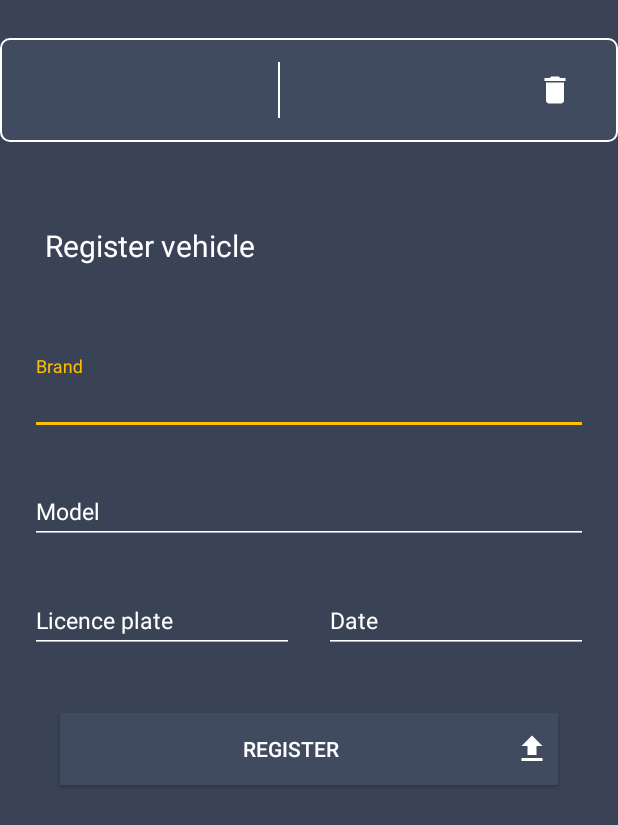
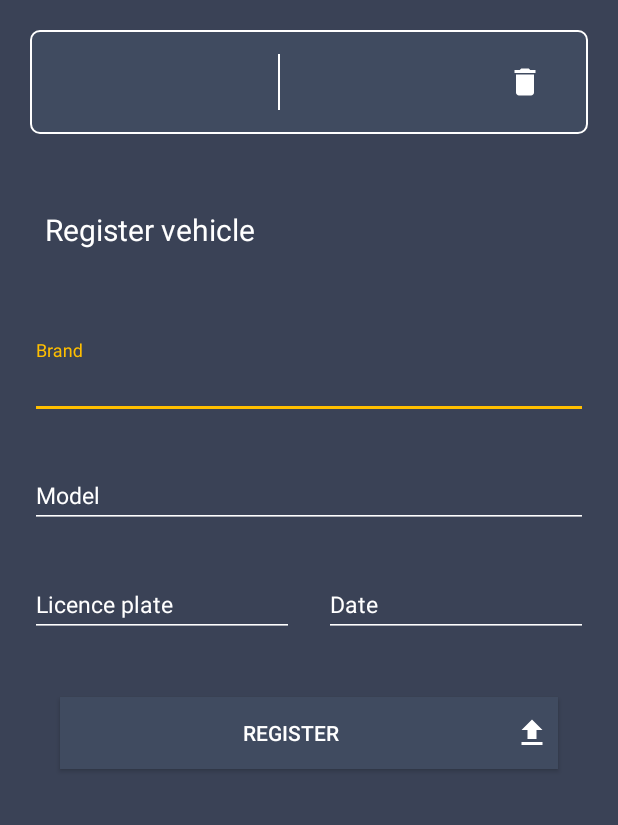
Before and after one commit to dmcesar/EMEL---Parking-Guide, an Android app: the layout fragment_vehicle_form_edit.xml on its own in the app's theme, with its tools: preview values and no code run, on a phone screen of 412 x 824 dp. Shown: the top 825 px of the screen. Run offline under Robolectric (Android 15) with nearby library versions, the phone set to English and light mode, and no system bars.

Commit message:
Landscape lists and screens. Testing filters UI

```diff
--- a/app/src/main/java/com/example/projetocm_g11/domain/data/Vehicle.kt
+++ b/app/src/main/java/com/example/projetocm_g11/domain/data/Vehicle.kt
@@ -7,7 +7,10 @@ import java.text.SimpleDateFormat
 import java.util.*
 
 @Parcelize
-class Vehicle(var brand: String, var model: String, var plate: String, private var plateDate: Date = Date()) : Parcelable{
+class Vehicle(var brand: String, var model: String, var plate: String, private var plateDate: Date = Date(), var parkID: String = "") : Parcelable{
+
+    /* var parkID stores ID of the park where the vehicle is parked at. (EXTRA)
+    * IF " " then vehicle is not at any park. */
 
     @IgnoredOnParcel
     val uuid = UUID.randomUUID().toString()
--- a/app/src/main/java/com/example/projetocm_g11/logic/ParkingLotsLogic.kt
+++ b/app/src/main/java/com/example/projetocm_g11/logic/ParkingLotsLogic.kt
@@ -36,7 +36,7 @@ class ParkingLotsLogic {
                 true,
                 1,
                 800,
-                700,
+                750,
                 Date(),
                 38.75463622,
                 -9.3414141,
--- a/app/src/main/java/com/example/projetocm_g11/view/ParkingLotInfoFragment.kt
+++ b/app/src/main/java/com/example/projetocm_g11/view/ParkingLotInfoFragment.kt
@@ -73,13 +73,11 @@ class ParkingLotInfoFragment : Fragment() {
             parkingLot.getCapacityPercent() == 100 -> {
 
                 (activity as Context).resources.getString(R.string.state_full)
-
             }
 
             parkingLot.getCapacityPercent() >= 90 -> {
 
                 (activity as Context).resources.getString(R.string.state_potentially_full)
-
             }
 
             else -> (activity as Context).resources.getString(R.string.state_free)
--- a/app/src/main/java/com/example/projetocm_g11/view/VehicleFormFragment.kt
+++ b/app/src/main/java/com/example/projetocm_g11/view/VehicleFormFragment.kt
@@ -158,7 +158,6 @@ class VehicleFormFragment : Fragment() {
         input_plate_date.addTextChangedListener(object : TextWatcher {
 
             var ignore = false
-            var previous = 0
 
             var appendDash = false
             var limitSize = false
--- /dev/null
+++ b/app/src/main/res/drawable/ic_filter.xml
@@ -0,0 +1,5 @@
+<vector android:height="24dp" android:tint="#FFFFFF"
+    android:viewportHeight="24.0" android:viewportWidth="24.0"
+    android:width="24dp" xmlns:android="http://schemas.android.com/apk/res/android">
+    <path android:fillColor="#FF000000" android:pathData="M3,17v2h6v-2L3,17zM3,5v2h10L13,5L3,5zM13,21v-2h8v-2h-8v-2h-2v6h2zM7,9v2L3,11v2h4v2h2L9,9L7,9zM21,13v-2L11,11v2h10zM15,9h2L17,7h4L21,5h-4L17,3h-2v6z"/>
+</vector>
--- a/app/src/main/res/layout-land/fragment_vehicle_form_edit.xml
+++ b/app/src/main/res/layout-land/fragment_vehicle_form_edit.xml
@@ -4,128 +4,134 @@
     android:orientation="vertical"
     android:layout_width="match_parent"
     android:layout_height="match_parent"
-    android:layout_marginTop="20dp" >
-
-    <include layout="@layout/vehicles_list_item" />
+    android:padding="20dp" >
 
     <LinearLayout
+        android:weightSum="2"
         android:layout_width="match_parent"
         android:layout_height="wrap_content"
-        android:weightSum="3">
-    <TextView
+        android:orientation="horizontal">
 
-        android:id="@+id/form_name"
-        android:layout_weight="2"
-        android:layout_width="0dp"
-        android:layout_height="wrap_content"
-        android:text="@string/register_vehicle"
-        style="@style/TextTitleBoldTheme"
-        android:gravity="start"/>
-
-        <Button
-            android:id="@+id/button_submit_form"
+        <TextView
+            android:id="@+id/form_name"
             android:layout_weight="1"
             android:layout_width="0dp"
             android:layout_height="wrap_content"
-            android:layout_margin="10dp"
-            android:text="@string/register"
-            style="@style/SubmitButtonTheme"/>
+            android:text="@string/update_vehicle"
+            style="@style/TextTitleBoldTheme"
+            />
+
+        <include
+            android:layout_weight="1"
+            android:layout_width="0dp"
+            android:layout_height="wrap_content"
+            layout="@layout/vehicles_list_item" />
 
     </LinearLayout>
 
     <LinearLayout
         android:layout_width="match_parent"
         android:layout_height="wrap_content"
+        android:layout_marginVertical="10dp"
         android:orientation="horizontal"
-        android:weightSum="2">
-        <!-- Brand label -->
+        android:weightSum="7">
+
         <com.google.android.material.textfield.TextInputLayout
-            android:layout_weight="1"
-            android:layout_width="match_parent"
+            android:layout_weight="4"
+            android:layout_width="0dp"
             android:layout_height="wrap_content"
-            android:layout_marginTop="10dp"
-            android:layout_marginBottom="10dp"
-            android:layout_marginHorizontal="10dp">
+            android:layout_marginEnd="20dp"
+            android:gravity="center_vertical" >
 
             <EditText
                 android:id="@+id/input_brand"
                 style="@style/EditTextTheme"
                 android:layout_width="match_parent"
-                android:layout_height="wrap_content"
+                android:layout_height="match_parent"
                 android:inputType="text"
                 android:hint="@string/enter_brand" />
 
         </com.google.android.material.textfield.TextInputLayout>
 
-        <!-- Brand label -->
         <com.google.android.material.textfield.TextInputLayout
-            android:layout_weight="1"
+            android:layout_weight="3"
+            android:layout_width="0dp"
+            android:layout_height="wrap_content"
+            android:layout_marginStart="20dp"
+            android:gravity="center_vertical">
+
+        <EditText
+            android:id="@+id/input_plate_date"
+            style="@style/EditTextTheme"
             android:layout_width="match_parent"
+            android:layout_height="match_parent"
+            android:inputType="date"
+            android:hint="@string/enter_plate_date" />
+
+    </com.google.android.material.textfield.TextInputLayout>
+
+    </LinearLayout>
+
+    <LinearLayout
+        android:layout_width="match_parent"
+        android:layout_height="wrap_content"
+        android:layout_marginVertical="10dp"
+        android:orientation="horizontal"
+        android:weightSum="7">
+
+        <com.google.android.material.textfield.TextInputLayout
+            android:layout_weight="4"
+            android:layout_width="0dp"
             android:layout_height="wrap_content"
-            android:layout_marginTop="10dp"
-            android:layout_marginBottom="10dp"
-            android:layout_marginHorizontal="10dp">
+            android:layout_marginEnd="40dp"
+            android:gravity="center_vertical" >
 
             <EditText
                 android:id="@+id/input_model"
                 style="@style/EditTextTheme"
                 android:layout_width="match_parent"
-                android:layout_height="wrap_content"
+                android:layout_height="match_parent"
                 android:inputType="text"
                 android:hint="@string/enter_model" />
 
         </com.google.android.material.textfield.TextInputLayout>
 
-
-
     </LinearLayout>
-
-
 
     <LinearLayout
         android:layout_width="match_parent"
         android:layout_height="wrap_content"
+        android:layout_marginVertical="10dp"
         android:orientation="horizontal"
-        android:weightSum="2"
-        android:layout_marginTop="10dp">
+        android:weightSum="7">
 
-        <!-- Licence plate label -->
         <com.google.android.material.textfield.TextInputLayout
-            android:layout_weight="1"
-            android:layout_width="match_parent"
+            android:layout_weight="4"
+            android:layout_width="0dp"
             android:layout_height="wrap_content"
-            android:layout_margin="10dp">
+            android:layout_marginEnd="20dp"
+            android:gravity="center_vertical" >
 
             <EditText
                 android:id="@+id/input_plate"
                 style="@style/EditTextTheme"
                 android:layout_width="match_parent"
-                android:layout_height="wrap_content"
+                android:layout_height="match_parent"
                 android:inputType="text"
-                android:layout_marginEnd="150dp"
                 android:hint="@string/enter_plate" />
 
         </com.google.android.material.textfield.TextInputLayout>
 
-        <!-- Date label -->
-        <com.google.android.material.textfield.TextInputLayout
-            android:layout_weight="1"
-            android:layout_width="match_parent"
+        <Button
+            android:id="@+id/button_submit_form"
+            android:layout_weight="3"
+            android:layout_width="0dp"
             android:layout_height="wrap_content"
-            android:layout_margin="10dp">
-
-            <EditText
-                android:id="@+id/input_plate_date"
-                style="@style/EditTextTheme"
-                android:layout_width="match_parent"
-                android:layout_height="wrap_content"
-                android:inputType="date"
-                android:layout_marginEnd="150dp"
-                android:hint="@string/enter_plate_date" />
-
-        </com.google.android.material.textfield.TextInputLayout>
+            android:layout_marginStart="20dp"
+            android:text="@string/update"
+            android:padding="10dp"
+            style="@style/SubmitButtonTheme" />
 
     </LinearLayout>
 
-
 </LinearLayout>
--- a/app/src/main/res/layout-land/vehicles_list_item.xml
+++ b/app/src/main/res/layout-land/vehicles_list_item.xml
@@ -35,7 +35,7 @@
         android:layout_height="match_parent"
         style="@style/VerticalLineSeparatorTheme"
         android:layout_marginVertical="6dp"
-        android:layout_marginEnd="20dp"/>
+        android:layout_marginHorizontal="10dp"/>
 
     <LinearLayout
         android:layout_weight="2"
--- a/app/src/main/res/layout/fragment_vehicle_form_edit.xml
+++ b/app/src/main/res/layout/fragment_vehicle_form_edit.xml
@@ -6,7 +6,11 @@
     android:layout_height="match_parent"
     android:layout_marginTop="20dp" >
 
-    <include layout="@layout/vehicles_list_item" />
+    <include
+        android:layout_width="match_parent"
+        android:layout_height="wrap_content"
+        android:layout_marginHorizontal="20dp"
+        layout="@layout/vehicles_list_item" />
 
     <include
         android:layout_marginTop="30dp"
--- a/app/src/main/res/layout/fragment_vehicles_list.xml
+++ b/app/src/main/res/layout/fragment_vehicles_list.xml
@@ -29,7 +29,7 @@
         android:layout_height="wrap_content"
         android:layout_marginTop="70dp"
         android:layout_marginHorizontal="10dp"
-        android:layout_marginBottom="20dp"/>
+        android:layout_marginBottom="10dp"/>
 
     <com.google.android.material.floatingactionbutton.FloatingActionButton
         android:id="@+id/fab"
--- a/app/src/main/res/layout/parking_lots_list_item.xml
+++ b/app/src/main/res/layout/parking_lots_portrait_list_item.xml
@@ -72,5 +72,4 @@
         android:gravity="center_vertical"
         android:layout_weight="1" />
 
-
 </LinearLayout>
--- a/app/src/main/res/values/strings.xml
+++ b/app/src/main/res/values/strings.xml
@@ -59,4 +59,5 @@
     <string name="removed_vehicles">Schedule: Mondays to Fridays from 8AM to 12PM\nSaturdays, Sundays and Holidays from 9AM to 6PM</string>
     <string name="on">On</string>
     <string name="off">Off</string>
+    <string name="filter">Filter results</string>
 </resources>
```
Also changed, not shown: app/src/main/java/com/example/projetocm_g11/adapters/ParkingLotLandscapeAdapter.kt (added, +54 -0 lines), app/src/main/java/com/example/projetocm_g11/adapters/ParkingLotPortraitAdapter.kt (renamed from app/src/main/java/com/example/projetocm_g11/adapters/ParkingLotAdapter.kt, +7 -13 lines), app/src/main/java/com/example/projetocm_g11/view/ParkingLotsListFragment.kt (+53 -9 lines), app/src/main/java/com/example/projetocm_g11/view/VehiclesListFragment.kt (+7 -23 lines), app/src/main/res/layout/fragment_parking_lots_list.xml (+20 -6 lines), app/src/main/res/layout/parking_lots_landscape_list_item.xml (renamed from app/src/main/res/layout-land/parking_lots_list_item.xml, +50 -22 lines), app/src/main/res/layout/popup_filter.xml (added, +11 -0 lines), 1 other file.
